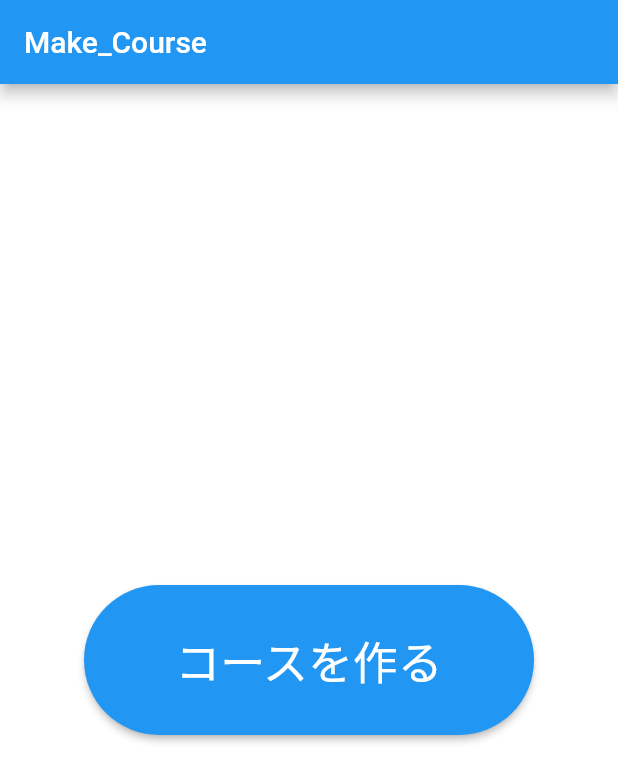
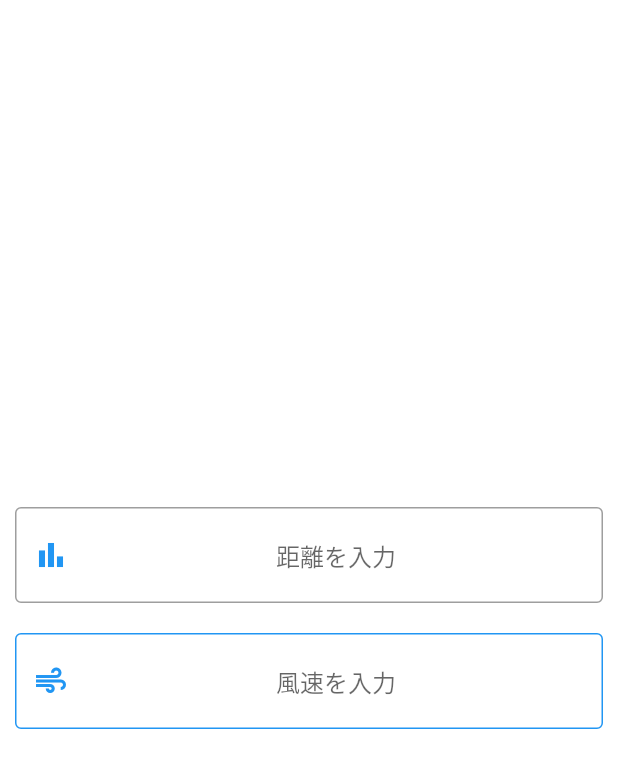
Before and after one commit to kojikokojiko/make_course, a Flutter app: the screen it shows after launch, after a tap on "コースを作る", on a phone screen of 412 x 824 dp. Shown: the top 782 px of the screen. Run offline on Flutter 3.47's test engine with Material 2 defaults, Android fonts, the phone set to English and light mode, and no system bars.

Commit message:
form作成

```diff
--- a/lib/screen/frontpage.dart
+++ b/lib/screen/frontpage.dart
@@ -1,5 +1,5 @@
 import 'package:flutter/material.dart';
-
+import 'package:make_course/screen/nextpage.dart';
 
 
 class FrontPage extends StatelessWidget {
@@ -33,7 +33,7 @@ class FrontPage extends StatelessWidget {
                 ),
               ),
               onPressed: (){
-
+                Navigator.push(context, MaterialPageRoute(builder: (context)=>Nextpage()));
               },
             ),
           ),
--- a/lib/screen/nextpage.dart
+++ b/lib/screen/nextpage.dart
@@ -0,0 +1,62 @@
+import 'package:flutter/material.dart';
+
+class Nextpage extends StatelessWidget {
+
+  @override
+  Widget build(BuildContext context) {
+    return Scaffold(
+      backgroundColor: Colors.white,
+      body: SafeArea(
+        child: Container(
+          padding: const EdgeInsets.all(10),
+          child: Center(
+            child: Column(
+              mainAxisAlignment: MainAxisAlignment.center,
+
+              children: <Widget>[
+                TextFormField(
+                  textAlign: TextAlign.center,
+                  decoration: const InputDecoration(
+                    border: OutlineInputBorder(),
+
+                    hintText: "距離を入力",
+                    prefixIcon: Icon(Icons.bar_chart,color: Colors.blue),
+
+
+                  ),
+                ),
+                SizedBox(height: 20),
+
+                TextFormField(
+                  textAlign: TextAlign.center,
+                  decoration: const InputDecoration(
+                    // contentPadding: EdgeInsets.all(10),
+                      border: OutlineInputBorder(),
+                      hintText: "風速を入力",
+                      prefixIcon: Icon(Icons.air,color: Colors.blue),
+                      enabledBorder: const OutlineInputBorder(
+                        borderSide: BorderSide(
+                          color: Colors.blue
+                        )
+                      )
+
+                  ),
+                )
+
+              ],
+            ),
+          ),
+        ),
+      )
+      // appBar: AppBar(
+      //   title: const Text("Make_Course"),
+      //   backgroundColor: Colors.blue,
+      // ),
+
+
+    );
+
+
+
+  }
+}
```
